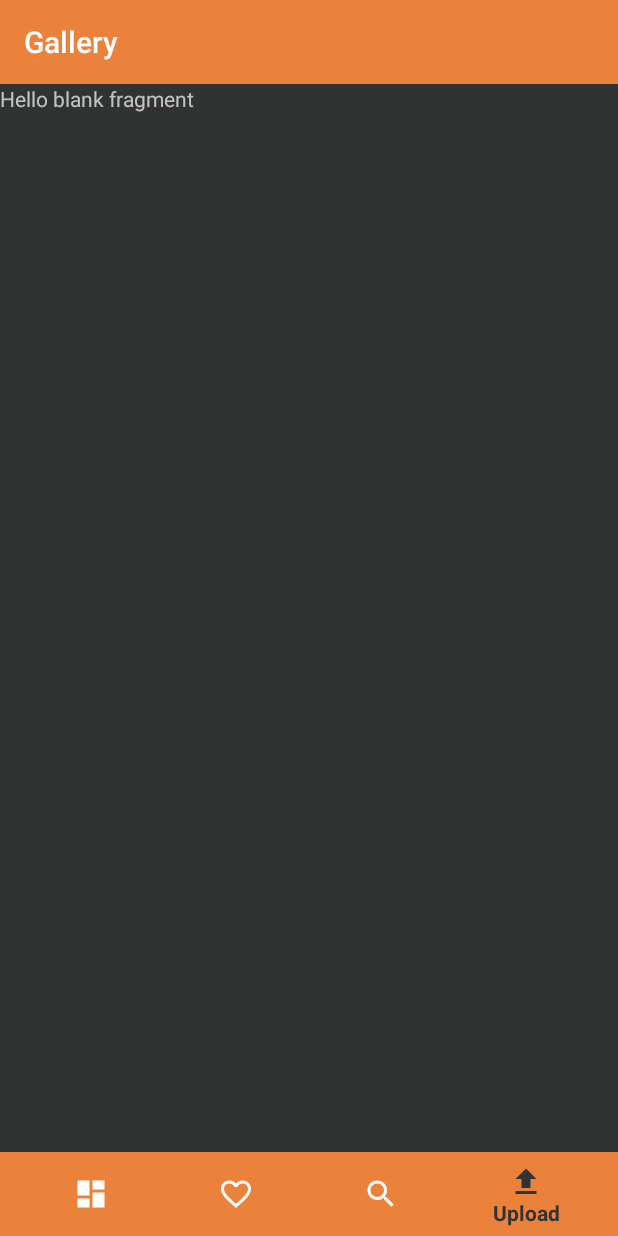
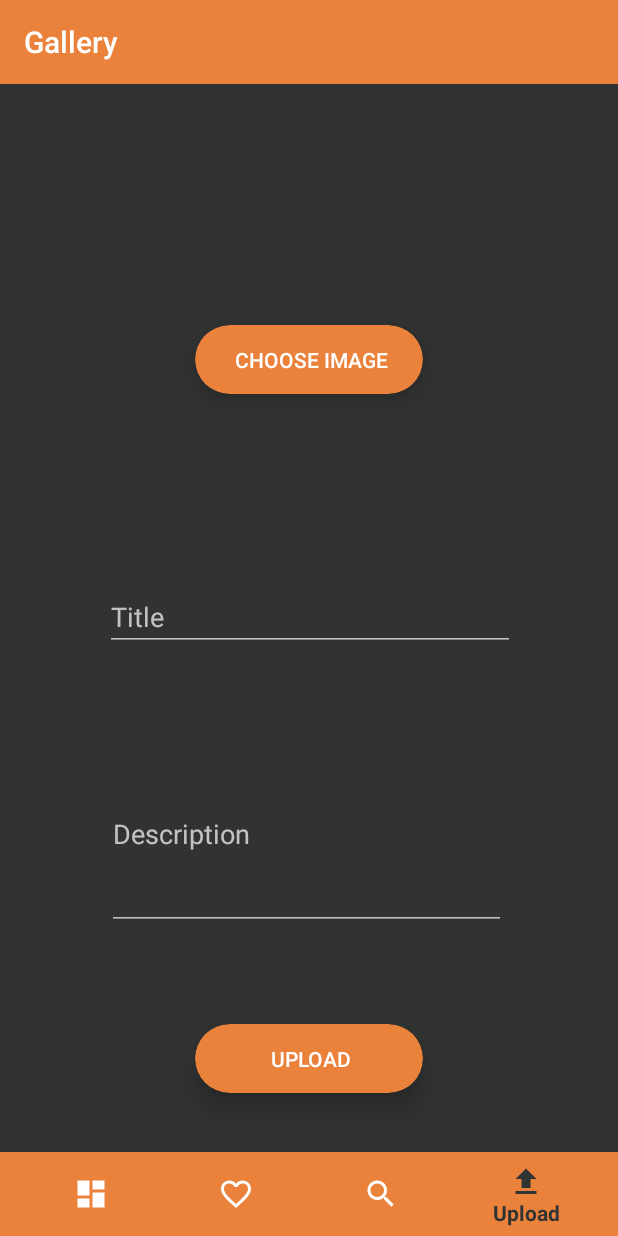
Before and after one commit to CedricThomas/Epicture, an Android app: the HomeActivity screen opened directly, with no data from a screen before it, item 4 of the bottom bar chosen, on a phone screen of 412 x 824 dp. Run offline under Robolectric (Android 15) with nearby library versions, the phone set to English and light mode, and no system bars; pictures from the network do not load; 3 statements that could not run were skipped.

Commit message:
[+] Upload

```diff
--- a/Epicture/app/src/main/AndroidManifest.xml
+++ b/Epicture/app/src/main/AndroidManifest.xml
@@ -29,6 +29,7 @@
         </activity>
         <activity
                 android:name=".home.HomeActivity"
+                android:windowSoftInputMode="adjustPan"
                 android:label="@string/title_activity_gallery">
         </activity>
     </application>
--- a/Epicture/app/src/main/java/com/dev/epicture/epicture/home/Adapter/GalleryItemAdapter.kt
+++ b/Epicture/app/src/main/java/com/dev/epicture/epicture/home/Adapter/ImagesFragmentItemAdapter.kt
@@ -5,7 +5,6 @@ import android.content.Context
 import android.graphics.Color
 import android.graphics.PorterDuff
 import android.support.v7.widget.RecyclerView
-import android.util.Log
 import android.view.LayoutInflater
 import android.view.View
 import android.view.ViewGroup
@@ -23,10 +22,10 @@ import com.dev.epicture.epicture.imgur.service.models.ImageModel
 import kotlinx.android.synthetic.main.recycler_view_item.view.*
 
 
-class GalleryItemAdapter(private var images : ArrayList<ImageModel>, private val context: Context, private val activity: Activity) : RecyclerView.Adapter<GalleryItemAdapter.ImageHolder>() {
+class ImagesFragmentItemAdapter(private var images : ArrayList<ImageModel>, private val context: Context, private val activity: Activity) : RecyclerView.Adapter<ImagesFragmentItemAdapter.ImageHolder>() {
 
-    var selecting = false
-    var mRecyclerView: RecyclerView? = null
+    private var selecting = false
+    private var mRecyclerView: RecyclerView? = null
 
     override fun onAttachedToRecyclerView(recyclerView: RecyclerView) {
         mRecyclerView = recyclerView
@@ -39,7 +38,7 @@ class GalleryItemAdapter(private var images : ArrayList<ImageModel>, private val
     }
 
     init {
-
+        // Action Delete
         (activity as HomeActivity).actionMenu?.findItem(R.id.action_delete)?.setOnMenuItemClickListener { _ ->
             if (!selecting)
                 return@setOnMenuItemClickListener true
@@ -52,7 +51,7 @@ class GalleryItemAdapter(private var images : ArrayList<ImageModel>, private val
             notifyDataSetChanged()
             return@setOnMenuItemClickListener true
         }
-
+        // Action Cancel
         activity.actionMenu?.findItem(R.id.action_cancel)?.setOnMenuItemClickListener { _ ->
             if (!selecting)
                 return@setOnMenuItemClickListener true
--- a/Epicture/app/src/main/java/com/dev/epicture/epicture/home/HomeActivity.kt
+++ b/Epicture/app/src/main/java/com/dev/epicture/epicture/home/HomeActivity.kt
@@ -11,6 +11,7 @@ import android.view.MenuItem
 import com.dev.epicture.epicture.home.fragment.FavoritesFragment
 import com.dev.epicture.epicture.home.fragment.ImagesFragment
 import com.dev.epicture.epicture.R
+import com.dev.epicture.epicture.home.fragment.UploadFragment
 import kotlinx.android.synthetic.main.activity_home.*
 
 class HomeActivity : AppCompatActivity() {
@@ -45,7 +46,7 @@ class HomeActivity : AppCompatActivity() {
                 return@OnNavigationItemSelectedListener true
             }
             R.id.navigation_upload -> {
-                setFragment(FavoritesFragment())
+                setFragment(UploadFragment())
                 return@OnNavigationItemSelectedListener true
             }
         }
@@ -66,8 +67,6 @@ class HomeActivity : AppCompatActivity() {
         val toolbar = findViewById<Toolbar>(R.id.action_bar)
         setSupportActionBar(toolbar)
         navigation.setOnNavigationItemSelectedListener(mOnNavigationItemSelectedListener)
-
-
     }
 
 }
--- a/Epicture/app/src/main/java/com/dev/epicture/epicture/home/fragment/ImagesFragment.kt
+++ b/Epicture/app/src/main/java/com/dev/epicture/epicture/home/fragment/ImagesFragment.kt
@@ -9,7 +9,7 @@ import android.view.LayoutInflater
 import android.view.View
 import android.view.ViewGroup
 import com.dev.epicture.epicture.R
-import com.dev.epicture.epicture.home.Adapter.GalleryItemAdapter
+import com.dev.epicture.epicture.home.Adapter.ImagesFragmentItemAdapter
 import com.dev.epicture.epicture.home.HomeActivity
 import com.dev.epicture.epicture.imgur.service.ImgurService
 import com.dev.epicture.epicture.imgur.service.models.ImageModel
@@ -22,6 +22,7 @@ class ImagesFragment : Fragment() {
         // Reload activation
         (activity as HomeActivity).actionMenu?.findItem(R.id.action_refresh)?.isVisible = true
         (activity as HomeActivity).actionMenu?.findItem(R.id.action_refresh)?.setOnMenuItemClickListener {
+            images.clear()
             loadImages(recyclingView, 0)
             return@setOnMenuItemClickListener true
         }
@@ -37,7 +38,7 @@ class ImagesFragment : Fragment() {
 
         val recyclingView = view.findViewById<RecyclerView>(R.id.recyclingView)
         recyclingView?.layoutManager = StaggeredGridLayoutManager(2, StaggeredGridLayoutManager.VERTICAL)
-        recyclingView?.adapter = GalleryItemAdapter(images, context!!, activity!!)
+        recyclingView?.adapter = ImagesFragmentItemAdapter(images, context!!, activity!!)
 
         activateReload(recyclingView)
 
--- /dev/null
+++ b/Epicture/app/src/main/java/com/dev/epicture/epicture/home/fragment/UploadFragment.kt
@@ -0,0 +1,79 @@
+package com.dev.epicture.epicture.home.fragment
+
+import android.content.Intent
+import android.graphics.Bitmap
+import android.net.Uri
+import android.os.Bundle
+import android.provider.MediaStore
+import android.support.v4.app.Fragment
+import android.support.v7.widget.CardView
+import android.util.Log
+import android.view.LayoutInflater
+import android.view.View
+import android.view.ViewGroup
+import android.widget.Button
+import android.widget.EditText
+import android.widget.ImageView
+import com.dev.epicture.epicture.R
+import com.dev.epicture.epicture.imgur.service.ImgurService
+
+class UploadFragment : Fragment() {
+
+    private val PICK_IMAGE = 1
+    private var fragView: View? = null
+    private var bitmap: Bitmap? = null
+    private var bitmapName: String = ""
+
+    fun choose() {
+        val intent = Intent()
+        intent.type = "image/*"
+        intent.action = Intent.ACTION_GET_CONTENT
+        startActivityForResult(Intent.createChooser(intent, "Select Picture"), PICK_IMAGE)
+    }
+
+    fun upload() {
+        val title = fragView?.findViewById<EditText>(R.id.editTextTitle)!!.text
+        val desc = fragView?.findViewById<EditText>(R.id.editTextDesc)!!.text
+        if (title.isEmpty() || desc.isEmpty() || bitmapName.isEmpty() || bitmap == null) {
+            Log.e("Error Upload", "Fill every field")
+            return
+        }
+        ImgurService.uploadImage({it ->
+            Log.i("Upload", it.asString)
+        },{it ->
+            Log.i("UploadError", it.message)
+        }, bitmapName, title.toString(), desc.toString(), bitmap!!)
+    }
+
+    private fun changeBitmap(uri: Uri) {
+        val imageView=  fragView?.findViewById<ImageView>(R.id.imagePreview)
+        bitmap = MediaStore.Images.Media.getBitmap(activity?.contentResolver, uri)
+        bitmapName = uri.path!!
+        imageView?.setImageBitmap(bitmap)
+        fragView?.findViewById<CardView>(R.id.choose_card)?.visibility = View.GONE
+    }
+
+    override fun onActivityResult(requestCode: Int, resultCode: Int, data: Intent?) {
+        if (requestCode == PICK_IMAGE) {
+            val imageUri = data?.data
+            changeBitmap(imageUri!!)
+        }
+    }
+
+    override fun onCreateView(
+        inflater: LayoutInflater, container: ViewGroup?,
+        savedInstanceState: Bundle?
+    ): View? {
+        fragView = inflater.inflate(R.layout.fragment_upload, container, false)
+        val chooseButton = fragView?.findViewById<Button>(R.id.buttonChoose)
+        chooseButton?.setOnClickListener {
+            choose()
+        }
+        val uploadButton = fragView?.findViewById<Button>(R.id.buttonUpload)
+        uploadButton?.setOnClickListener {
+            upload()
+        }
+        return fragView
+    }
+
+}
--- /dev/null
+++ b/Epicture/app/src/main/res/layout/fragment_upload.xml
@@ -0,0 +1,125 @@
+<?xml version="1.0" encoding="utf-8"?>
+<FrameLayout xmlns:android="http://schemas.android.com/apk/res/android"
+             xmlns:app="http://schemas.android.com/apk/res-auto" xmlns:tools="http://schemas.android.com/tools"
+             android:layout_width="match_parent"
+             android:layout_height="match_parent"
+             tools:context=".home.fragment.UploadFragment">
+
+    <!-- TODO: Update blank fragment layout -->
+
+    <android.support.constraint.ConstraintLayout
+            android:layout_width="match_parent"
+            android:layout_height="match_parent">
+
+        <android.support.v4.widget.NestedScrollView
+                android:layout_width="match_parent"
+                android:layout_height="match_parent"
+                android:fillViewport="true">
+
+            <android.support.constraint.ConstraintLayout
+                    android:layout_width="match_parent"
+                    android:layout_height="600dp"
+            >
+
+                <android.support.v7.widget.CardView
+                        android:layout_width="152dp"
+                        android:layout_height="46dp"
+                        app:cardCornerRadius="25dp"
+                        app:cardElevation="10dp"
+                        app:cardBackgroundColor="@color/colorAccent"
+                        android:id="@+id/upload_card" app:layout_constraintStart_toStartOf="parent"
+                        android:layout_marginLeft="8dp"
+                        android:layout_marginStart="8dp" android:layout_marginEnd="8dp"
+                        app:layout_constraintEnd_toEndOf="parent" android:layout_marginRight="8dp"
+                        app:layout_constraintBottom_toBottomOf="parent"
+                        android:layout_marginTop="8dp" app:layout_constraintTop_toTopOf="parent"
+                        app:layout_constraintVertical_bias="0.952" android:layout_marginBottom="8dp">
+
+                    <RelativeLayout
+                            android:layout_width="155dp"
+                            android:layout_height="wrap_content">
+                        <Button
+                                android:text="@string/upload"
+                                android:layout_width="match_parent"
+                                android:layout_height="match_parent" android:id="@+id/buttonUpload"
+                                android:layout_alignParentEnd="true" android:layout_alignParentRight="true"
+                                android:layout_marginRight="0dp" android:layout_marginEnd="0dp"
+                                android:layout_marginTop="0dp"
+                                android:layout_alignParentTop="true" android:layout_alignParentStart="true"
+                                android:layout_marginLeft="0dp" android:layout_marginStart="0dp"
+                                android:layout_alignParentLeft="true" android:layout_alignParentBottom="true"
+                                android:layout_marginBottom="0dp" android:background="@color/colorTransparent"
+                                android:textColor="@color/colorSecondary"/>
+                    </RelativeLayout>
+                </android.support.v7.widget.CardView>
+                <android.support.v7.widget.CardView
+                        android:layout_width="152dp"
+                        android:layout_height="46dp"
+                        app:cardCornerRadius="25dp"
+                        app:cardElevation="10dp"
+                        app:cardBackgroundColor="@color/colorAccent"
+                        android:id="@+id/choose_card" app:layout_constraintStart_toStartOf="parent"
+                        android:layout_marginLeft="8dp"
+                        android:layout_marginStart="8dp" android:layout_marginEnd="8dp"
+                        app:layout_constraintEnd_toEndOf="parent" android:layout_marginRight="8dp"
+                        app:layout_constraintBottom_toBottomOf="parent"
+                        android:layout_marginTop="8dp" app:layout_constraintTop_toTopOf="parent"
+                        app:layout_constraintVertical_bias="0.235" android:layout_marginBottom="8dp">
+
+                    <RelativeLayout
+                            android:layout_width="155dp"
+                            android:layout_height="wrap_content">
+                        <Button
+                                android:text="@string/choose_image"
+                                android:layout_width="match_parent"
+                                android:layout_height="match_parent" android:id="@+id/buttonChoose"
+                                android:layout_alignParentEnd="true" android:layout_alignParentRight="true"
+                                android:layout_marginRight="0dp" android:layout_marginEnd="0dp"
+                                android:layout_marginTop="0dp"
+                                android:layout_alignParentTop="true" android:layout_alignParentStart="true"
+                                android:layout_marginLeft="0dp" android:layout_marginStart="0dp"
+                                android:layout_alignParentLeft="true" android:layout_alignParentBottom="true"
+                                android:layout_marginBottom="0dp" android:background="@color/colorTransparent"
+                                android:textColor="@color/colorSecondary"/>
+                    </RelativeLayout>
+                </android.support.v7.widget.CardView>
+                <EditText
+                        android:layout_width="266dp"
+                        android:layout_height="127dp"
+                        android:inputType="text|textMultiLine"
+                        android:ems="10"
+                        android:id="@+id/editTextDesc" android:layout_marginStart="8dp"
+                        app:layout_constraintStart_toStartOf="parent" android:layout_marginLeft="8dp"
+                        android:layout_marginEnd="8dp" app:layout_constraintEnd_toEndOf="parent"
+                        android:layout_marginRight="8dp"
+                        app:layout_constraintHorizontal_bias="0.489" android:layout_marginTop="8dp"
+                        android:singleLine="false"
+                        app:layout_constraintTop_toTopOf="parent" android:layout_marginBottom="8dp"
+                        app:layout_constraintBottom_toBottomOf="parent" app:layout_constraintVertical_bias="0.754"
+                        android:hint="Description"/>
+                <EditText
+                        android:layout_width="273dp"
+                        android:layout_height="wrap_content"
+                        android:inputType="textPersonName"
+                        android:ems="10"
+                        android:id="@+id/editTextTitle" android:layout_marginStart="8dp"
+                        app:layout_constraintStart_toStartOf="parent" android:layout_marginLeft="8dp"
+                        android:layout_marginEnd="8dp" app:layout_constraintEnd_toEndOf="parent"
+                        android:layout_marginRight="8dp"
+                        app:layout_constraintHorizontal_bias="0.505"
+                        android:layout_marginBottom="8dp" app:layout_constraintBottom_toBottomOf="parent"
+                        android:layout_marginTop="8dp" app:layout_constraintTop_toTopOf="parent"
+                        app:layout_constraintVertical_bias="0.499" android:hint="Title"/>
+                <ImageView
+                        android:layout_width="273dp"
+                        android:layout_height="196dp"
+                        android:scaleType="fitCenter"
+                        android:id="@+id/imagePreview" app:layout_constraintTop_toTopOf="parent"
+                        app:layout_constraintEnd_toEndOf="parent" android:layout_marginEnd="8dp"
+                        app:layout_constraintStart_toStartOf="parent"
+                        android:layout_marginStart="8dp"
+                        app:layout_constraintBottom_toBottomOf="parent" app:layout_constraintVertical_bias="0.0"/>
+            </android.support.constraint.ConstraintLayout>
+        </android.support.v4.widget.NestedScrollView>
+    </android.support.constraint.ConstraintLayout>
+</FrameLayout>
--- a/Epicture/app/src/main/res/values/strings.xml
+++ b/Epicture/app/src/main/res/values/strings.xml
@@ -18,5 +18,8 @@
     <string name="action_refresh">Refresh</string>
     <string name="action_favorite">Favorites</string>
     <string name="action_delete">Delete</string>
+    <string name="titre_upload">Upload</string>
+    <string name="choose_image">Choose Image</string>
+    <string name="upload">Upload</string>
 
 </resources>
```
Also changed, not shown: Epicture/app/src/main/java/com/dev/epicture/epicture/imgur/service/ImgurService.kt (+55 -2 lines).
